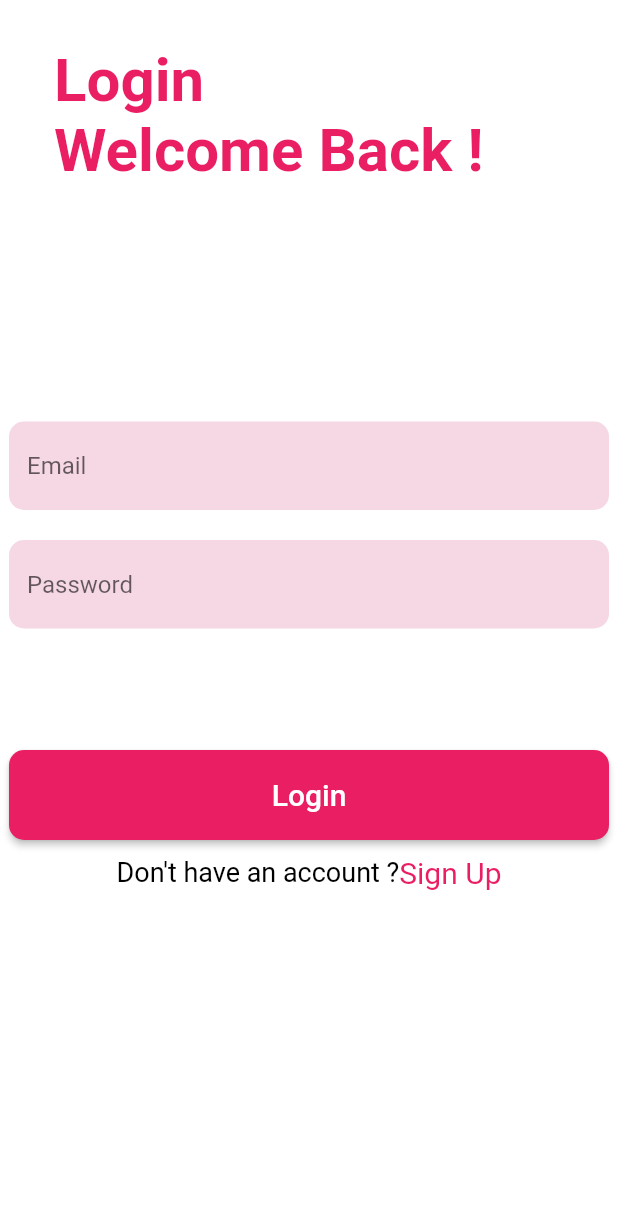
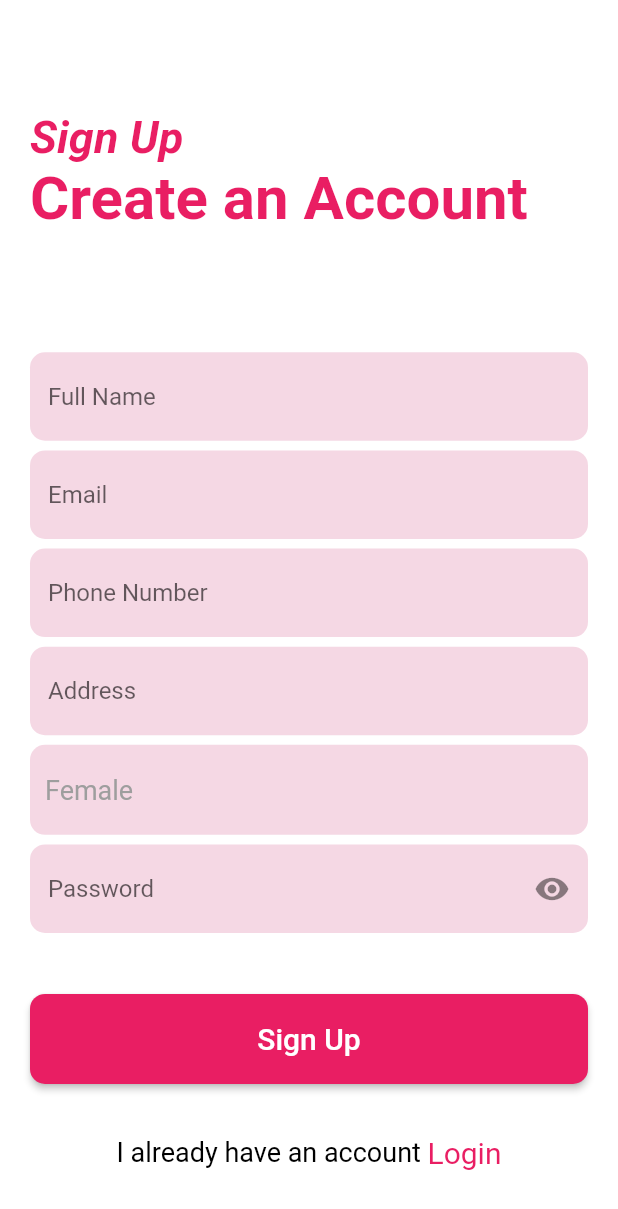
Before and after one commit to batrasudhanshu/food_ordering_app, a Flutter app: the screen it shows after launch, on a phone screen of 412 x 824 dp. Shown: the top 1209 px of the screen. Run offline on Flutter 3.47's test engine with Material 2 defaults, Android fonts, the light colour scheme and no system bars.

Commit message:
SignUp Screen Design

```diff
--- a/lib/main.dart
+++ b/lib/main.dart
@@ -1,5 +1,5 @@
 import 'package:flutter/material.dart';
-import './screens/login.dart';
+import './screens/signUp.dart';
 
 void main() {
   runApp(MyApp());
@@ -14,6 +14,6 @@ class MyApp extends StatelessWidget {
         theme: ThemeData(
           primaryColor: Colors.pink,
         ),
-        home: Login());
+        home: SignUp());
   }
 }
--- a/lib/screens/login.dart
+++ b/lib/screens/login.dart
@@ -1,4 +1,10 @@
 import 'package:flutter/material.dart';
+import 'package:food_ordering_app/screens/signUp.dart';
+import 'package:food_ordering_app/widgets/haveAccountOrNot.dart';
+import 'package:food_ordering_app/widgets/myButton.dart';
+import 'package:food_ordering_app/widgets/myPasswordTextFormField.dart';
+import 'package:food_ordering_app/widgets/myTextFormField.dart';
+import '../widgets/topTitle.dart';
 
 class Login extends StatelessWidget {
   final TextEditingController email = TextEditingController();
@@ -37,97 +43,46 @@ class Login extends StatelessWidget {
       backgroundColor: Colors.white,
       body: SafeArea(
         child: Container(
+          padding: EdgeInsets.symmetric(horizontal: 20.0),
           child: Column(
             children: [
-              Container(
-                height: 200,
-                width: 400,
-                padding: EdgeInsets.symmetric(vertical: 30, horizontal: 30),
-                child: Column(
-                  crossAxisAlignment: CrossAxisAlignment.start,
-                  children: [
-                    Text(
-                      "Login",
-                      style: TextStyle(
-                        fontSize: 40.0,
-                        color: Colors.pink,
-                        fontWeight: FontWeight.bold,
-                      ),
-                    ),
-                    Text(
-                      "Welcome Back !",
-                      style: TextStyle(
-                        fontSize: 40.0,
-                        color: Colors.pink,
-                        fontWeight: FontWeight.bold,
-                      ),
-                    ),
-                  ],
-                ),
-              ),
+              TopTitle(subTitle: "Welcome Back !", title: "Login"),
               Center(
                 child: Container(
                   height: 300,
-                  width: 400,
+                  width: double.infinity,
                   // color: Colors.red,
                   child: Column(
                     mainAxisAlignment: MainAxisAlignment.center,
                     children: [
-                      TextFormField(
+                      MyTextFormField(
                         controller: email,
-                        decoration: InputDecoration(
-                          fillColor: Color(0xfff5d8e4),
-                          filled: true,
-                          hintText: "Email",
-                          border: OutlineInputBorder(
-                            borderRadius: BorderRadius.circular(10.0),
-                            borderSide: BorderSide.none,
-                          ),
-                        ),
+                        title: "Email",
                       ),
                       SizedBox(height: 20.0),
-                      TextFormField(
+                      MyPasswordTextFormField(
                         controller: password,
-                        obscureText: true,
-                        decoration: InputDecoration(
-                          fillColor: Color(0xfff5d8e4),
-                          filled: true,
-                          hintText: "Password",
-                          border: OutlineInputBorder(
-                            borderRadius: BorderRadius.circular(10.0),
-                            borderSide: BorderSide.none,
-                          ),
-                        ),
+                        title: "Password",
                       )
                     ],
                   ),
                 ),
               ),
-              Container(
-                height: 60,
-                width: 400,
-                child: RaisedButton(
-                    shape: RoundedRectangleBorder(
-                      borderRadius: BorderRadius.circular(10.0),
-                    ),
-                    color: Theme.of(context).primaryColor,
-                    child: Text("Login",
-                        style: TextStyle(color: Colors.white, fontSize: 20.0)),
-                    onPressed: () {
-                      validation();
-                    }),
+              MyButton(
+                buttonName: "Login",
+                onPressed: validation,
               ),
               SizedBox(height: 10),
-              Row(
-                mainAxisAlignment: MainAxisAlignment.center,
-                children: [
-                  Text("Don't have an account ?",
-                      style: TextStyle(color: Colors.black, fontSize: 18.0)),
-                  Text(
-                    "Sign Up",
-                    style: TextStyle(color: Colors.pink, fontSize: 20.0),
-                  )
-                ],
+              HaveAccountOrNot(
+                onTap: () {
+                  Navigator.of(context).pushReplacement(
+                    MaterialPageRoute(
+                      builder: (ctx) => SignUp(),
+                    ),
+                  );
+                },
+                subTitle: "Sign Up",
+                title: "Don't have an Account ? ",
               )
             ],
           ),
--- /dev/null
+++ b/lib/screens/signUp.dart
@@ -0,0 +1,132 @@
+import 'package:flutter/material.dart';
+import 'package:food_ordering_app/screens/login.dart';
+import 'package:food_ordering_app/widgets/gender.dart';
+import 'package:food_ordering_app/widgets/haveAccountOrNot.dart';
+import 'package:food_ordering_app/widgets/myButton.dart';
+import 'package:food_ordering_app/widgets/myPasswordTextFormField.dart';
+import 'package:food_ordering_app/widgets/myTextFormField.dart';
+import 'package:food_ordering_app/widgets/topTitle.dart';
+
+class SignUp extends StatefulWidget {
+  @override
+  _SignUpState createState() => _SignUpState();
+}
+
+class _SignUpState extends State<SignUp> {
+  final TextEditingController email = TextEditingController();
+  final TextEditingController fullName = TextEditingController();
+  final TextEditingController phoneNumber = TextEditingController();
+  final TextEditingController address = TextEditingController();
+  final TextEditingController password = TextEditingController();
+
+  static String p =
+      r'^(([^<>()[\]\\.,;:\s@\"]+(\.[^<>()[\]\\.,;:\s@\"]+)*)|(\".+\"))@((\[[0-9]{1,3}\.[0-9]{1,3}\.[0-9]{1,3}\.[0-9]{1,3}\])|(([a-zA-Z\-0-9]+\.)+[a-zA-Z]{2,}))$';
+  static RegExp regExp = new RegExp(p);
+
+  void validation() {
+    if (email.text.isEmpty &&
+        password.text.isEmpty &&
+        fullName.text.isEmpty &&
+        address.text.isEmpty &&
+        phoneNumber.text.isEmpty) {
+      scaffoldKey.currentState.showSnackBar(SnackBar(
+        content: Text("All fields are empty"),
+      ));
+    } else if (phoneNumber.text.isEmpty) {
+      scaffoldKey.currentState.showSnackBar(SnackBar(
+        content: Text("Phone Number field is empty"),
+      ));
+    } else if (phoneNumber.text.length < 11) {
+      scaffoldKey.currentState.showSnackBar(SnackBar(
+        content: Text("Incorrect Phone Number"),
+      ));
+    } else if (email.text.isEmpty) {
+      scaffoldKey.currentState.showSnackBar(SnackBar(
+        content: Text("Email field is empty"),
+      ));
+    } else if (fullName.text.isEmpty) {
+      scaffoldKey.currentState.showSnackBar(SnackBar(
+        content: Text("Full Name field is empty"),
+      ));
+    } else if (address.text.isEmpty) {
+      scaffoldKey.currentState.showSnackBar(SnackBar(
+        content: Text("Address field is empty"),
+      ));
+    } else if (!regExp.hasMatch(email.text)) {
+      scaffoldKey.currentState.showSnackBar(SnackBar(
+        content: Text("Email is Invalid"),
+      ));
+    } else if (password.text.isEmpty) {
+      scaffoldKey.currentState.showSnackBar(SnackBar(
+        content: Text("Password field is empty"),
+      ));
+    }
+  }
+
+  final GlobalKey<ScaffoldState> scaffoldKey = GlobalKey<ScaffoldState>();
+  @override
+  Widget build(BuildContext context) {
+    return Scaffold(
+        resizeToAvoidBottomInset: false,
+        key: scaffoldKey,
+        backgroundColor: Colors.white,
+        body: SafeArea(
+          child: Container(
+            padding: EdgeInsets.symmetric(horizontal: 20.0, vertical: 10.0),
+            child: Column(
+              mainAxisAlignment: MainAxisAlignment.spaceEvenly,
+              children: [
+                TopTitle(
+                  title: "Sign Up",
+                  subTitle: "Create an Account",
+                ),
+                Container(
+                  height: 400,
+                  child: Column(
+                    mainAxisAlignment: MainAxisAlignment.spaceEvenly,
+                    children: [
+                      MyTextFormField(
+                        controller: fullName,
+                        title: "Full Name",
+                      ),
+                      MyTextFormField(
+                        controller: email,
+                        title: "Email",
+                      ),
+                      MyTextFormField(
+                        controller: phoneNumber,
+                        title: "Phone Number",
+                      ),
+                      MyTextFormField(
+                        controller: address,
+                        title: "Address",
+                      ),
+                      Gender(),
+                      MyPasswordTextFormField(
+                        controller: password,
+                        title: "Password",
+                      ),
+                    ],
+                  ),
+                ),
+                MyButton(
+                  buttonName: "Sign Up",
+                  onPressed: () {},
+                ),
+                HaveAccountOrNot(
+                  onTap: () {
+                    Navigator.of(context).pushReplacement(
+                      MaterialPageRoute(
+                        builder: (ctx) => Login(),
+                      ),
+                    );
+                  },
+                  subTitle: "Login",
+                  title: "I already have an account ",
+                ),
+              ],
+            ),
+          ),
+        ));
+  }
+}
--- /dev/null
+++ b/lib/widgets/gender.dart
@@ -0,0 +1,37 @@
+import 'package:flutter/material.dart';
+
+class Gender extends StatefulWidget {
+  @override
+  _GenderState createState() => _GenderState();
+}
+
+class _GenderState extends State<Gender> {
+  bool isMale = false;
+  @override
+  Widget build(BuildContext context) {
+    return GestureDetector(
+      onTap: () {
+        setState(() {
+          isMale = !isMale;
+        });
+      },
+      child: Container(
+        height: 60,
+        width: double.infinity,
+        alignment: Alignment.centerLeft,
+        padding: EdgeInsets.only(left: 10.0),
+        child: Text(
+          isMale == false ? "Female" : "Male",
+          style: TextStyle(
+            fontSize: 18.0,
+            color: Colors.grey,
+          ),
+        ),
+        decoration: BoxDecoration(
+          color: Color(0xfff5d8e4),
+          borderRadius: BorderRadius.circular(10),
+        ),
+      ),
+    );
+  }
+}
--- /dev/null
+++ b/lib/widgets/haveAccountOrNot.dart
@@ -0,0 +1,24 @@
+import 'package:flutter/material.dart';
+
+class HaveAccountOrNot extends StatelessWidget {
+  final String title, subTitle;
+  final Function onTap;
+  HaveAccountOrNot({this.onTap, this.subTitle, this.title});
+
+  @override
+  Widget build(BuildContext context) {
+    return Row(
+      mainAxisAlignment: MainAxisAlignment.center,
+      children: [
+        Text(title, style: TextStyle(color: Colors.black, fontSize: 18.0)),
+        GestureDetector(
+          onTap: onTap,
+          child: Text(
+            subTitle,
+            style: TextStyle(color: Colors.pink, fontSize: 20.0),
+          ),
+        )
+      ],
+    );
+  }
+}
--- /dev/null
+++ b/lib/widgets/myButton.dart
@@ -0,0 +1,24 @@
+import 'package:flutter/material.dart';
+
+class MyButton extends StatelessWidget {
+  final String buttonName;
+  final Function onPressed;
+
+  MyButton({this.buttonName, this.onPressed});
+  @override
+  Widget build(BuildContext context) {
+    return Container(
+      height: 60,
+      width: double.infinity,
+      child: RaisedButton(
+        shape: RoundedRectangleBorder(
+          borderRadius: BorderRadius.circular(10.0),
+        ),
+        color: Theme.of(context).primaryColor,
+        child: Text(buttonName,
+            style: TextStyle(color: Colors.white, fontSize: 20.0)),
+        onPressed: onPressed,
+      ),
+    );
+  }
+}
--- /dev/null
+++ b/lib/widgets/myPasswordTextFormField.dart
@@ -0,0 +1,39 @@
+import 'package:flutter/material.dart';
+
+class MyPasswordTextFormField extends StatefulWidget {
+  final TextEditingController controller;
+  final String title;
+
+  MyPasswordTextFormField({this.controller, this.title});
+  @override
+  _MyPasswordTextFormFieldState createState() =>
+      _MyPasswordTextFormFieldState();
+}
+
+class _MyPasswordTextFormFieldState extends State<MyPasswordTextFormField> {
+  bool obscureText = true;
+  @override
+  Widget build(BuildContext context) {
+    return TextFormField(
+      controller: widget.controller,
+      obscureText: obscureText,
+      decoration: InputDecoration(
+        suffixIcon: GestureDetector(
+            onTap: () {
+              setState(() {
+                obscureText = !obscureText;
+              });
+            },
+            child: Icon(
+                obscureText == true ? Icons.visibility : Icons.visibility_off)),
+        fillColor: Color(0xfff5d8e4),
+        filled: true,
+        hintText: widget.title,
+        border: OutlineInputBorder(
+          borderRadius: BorderRadius.circular(10.0),
+          borderSide: BorderSide.none,
+        ),
+      ),
+    );
+  }
+}
--- /dev/null
+++ b/lib/widgets/myTextFormField.dart
@@ -0,0 +1,25 @@
+import 'package:flutter/material.dart';
+
+class MyTextFormField extends StatelessWidget {
+  final TextEditingController controller;
+  final String title;
+
+  MyTextFormField({this.controller, this.title});
+
+  @override
+  Widget build(BuildContext context) {
+    return TextFormField(
+      controller: controller,
+      obscureText: false,
+      decoration: InputDecoration(
+        fillColor: Color(0xfff5d8e4),
+        filled: true,
+        hintText: title,
+        border: OutlineInputBorder(
+          borderRadius: BorderRadius.circular(10.0),
+          borderSide: BorderSide.none,
+        ),
+      ),
+    );
+  }
+}
--- /dev/null
+++ b/lib/widgets/topTitle.dart
@@ -0,0 +1,36 @@
+import 'package:flutter/material.dart';
+
+class TopTitle extends StatelessWidget {
+  final String title, subTitle;
+  TopTitle({this.subTitle, this.title});
+  @override
+  Widget build(BuildContext context) {
+    return Container(
+      height: 150,
+      width: double.infinity,
+      padding: EdgeInsets.symmetric(vertical: 30),
+      child: Column(
+        crossAxisAlignment: CrossAxisAlignment.start,
+        children: [
+          Text(
+            title,
+            style: TextStyle(
+              fontSize: 30.0,
+              fontStyle: FontStyle.italic,
+              color: Colors.pink,
+              fontWeight: FontWeight.bold,
+            ),
+          ),
+          Text(
+            subTitle,
+            style: TextStyle(
+              fontSize: 40.0,
+              color: Colors.pink,
+              fontWeight: FontWeight.bold,
+            ),
+          ),
+        ],
+      ),
+    );
+  }
+}
```
